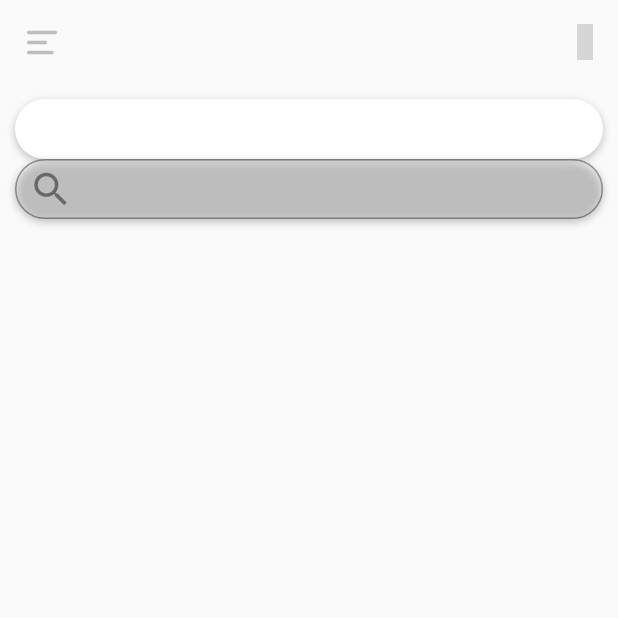
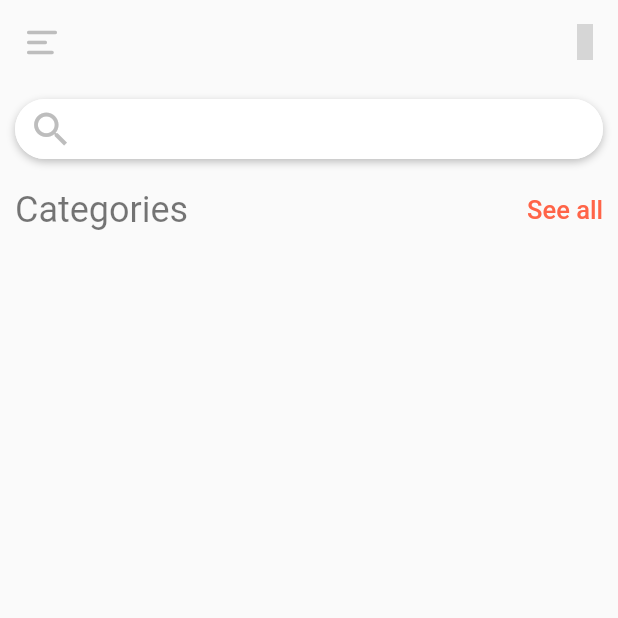
Before and after one commit to sasukeamjed/ecommerce_ui_app, a Flutter app: the screen it shows after launch, on a phone screen of 412 x 824 dp, the top half of it. Run offline on Flutter 3.47's test engine with Material 2 defaults, Android fonts, the phone set to English and light mode, and no system bars; our stand-ins replace material_design_icons_flutter; grey boxes are pictures that could not be loaded.

Commit message:
adding a search text field

```diff
--- a/lib/main.dart
+++ b/lib/main.dart
@@ -9,7 +9,6 @@ void main() {
 }
 
 class MyApp extends StatelessWidget {
-
   @override
   Widget build(BuildContext context) {
     return MaterialApp(
@@ -24,6 +23,13 @@ class MyApp extends StatelessWidget {
 }
 
 class MyHomePage extends StatelessWidget {
+  List<String> assets = [
+    'assets/categories/boys.jpg',
+    'assets/categories/girls.jpg',
+    'assets/categories/kids.jpg',
+    'assets/categories/man.jpg',
+  ];
+
   @override
   Widget build(BuildContext context) {
     return Scaffold(
@@ -33,7 +39,11 @@ class MyHomePage extends StatelessWidget {
         automaticallyImplyLeading: false,
         leading: Builder(
           builder: (context) => IconButton(
-            icon: Icon(MyFlutterApp.align_left_icon_8, size: 20, color: Styles.mainColor,),
+            icon: Icon(
+              MyFlutterApp.align_left_icon_8,
+              size: 20,
+              color: Styles.mainColor,
+            ),
             onPressed: () {
               Scaffold.of(context).openDrawer();
             },
@@ -42,7 +52,10 @@ class MyHomePage extends StatelessWidget {
         actions: [
           Padding(
             padding: EdgeInsets.only(right: 10.0),
-            child: Icon(MdiIcons.bellOutline, color: Styles.mainColor,),
+            child: Icon(
+              MdiIcons.bellOutline,
+              color: Styles.mainColor,
+            ),
           ),
         ],
       ),
@@ -73,7 +86,8 @@ class MyHomePage extends StatelessWidget {
                 width: MediaQuery.of(context).size.width,
                 child: Image.asset(
                   "assets/images/GettyImages.jpg",
-                  ),),
+                ),
+              ),
               decoration: BoxDecoration(
                 color: Colors.transparent,
               ),
@@ -166,6 +180,7 @@ class MyHomePage extends StatelessWidget {
       body: Padding(
         padding: Styles.mainPadding,
         child: ListView(
+
           children: [
             Container(
               height: 40,
@@ -180,32 +195,71 @@ class MyHomePage extends StatelessWidget {
                   ),
                 ],
               ),
-
-            ),
-            Container(
-              height: 40,
-              decoration: BoxDecoration(
-                borderRadius: BorderRadius.circular(50),
-                boxShadow: [
-                  BoxShadow(
-                    color: Styles.mainColor,
-                    offset: Offset(0, 2),
-                    blurRadius: 4,
-                  ),
-                ],
-              ),
               child: TextField(
                 style: TextStyle(fontSize: 20),
                 decoration: InputDecoration(
                   isDense: true,
                   contentPadding: EdgeInsets.all(0),
-                  prefixIcon: Icon(Icons.search, size: 30,),
-                  border: OutlineInputBorder(
-                    borderRadius: BorderRadius.all(Radius.circular(30))
+                  prefixIcon: Icon(
+                    Icons.search,
+                    size: 30,
+                    color: Styles.mainColor,
+                  ),
+                  focusedBorder: OutlineInputBorder(
+                    borderSide: BorderSide(
+                      color: Colors.white,
+                    ),
+                    borderRadius: BorderRadius.all(
+                      Radius.circular(30),
+                    ),
+                  ),
+                  enabledBorder: OutlineInputBorder(
+                    borderSide: BorderSide(
+                      color: Colors.white,
+                    ),
+                    borderRadius: BorderRadius.all(
+                      Radius.circular(30),
                     ),
                   ),
                 ),
               ),
+            ),
+            SizedBox(
+              height: 20,
+            ),
+            Row(
+              mainAxisAlignment: MainAxisAlignment.spaceBetween,
+              children: [
+                Text(
+                  'Categories',
+                  style: TextStyle(
+                    color: Styles.mainLabelsColors,
+                    fontSize: 24,
+                  ),
+                ),
+                Text(
+                  'See all',
+                  style: TextStyle(
+                    color: Styles.seconderLabelsColors,
+                    fontSize: 17,
+                    fontWeight: FontWeight.w500,
+                  ),
+                ),
+              ],
+            ),
+            SizedBox(
+              height: 15,
+            ),
+            // ListView(
+            //   scrollDirection: Axis.horizontal,
+            //   children: assets
+            //       .map((asset) => Card(
+            //             child: Column(
+            //               children: [Image.asset(asset), Text('name')],
+            //             ),
+            //           ))
+            //       .toList(),
+            // ),
           ],
         ),
       ),
--- a/lib/styles.dart
+++ b/lib/styles.dart
@@ -3,6 +3,8 @@ import 'package:flutter/material.dart';
 
 class Styles{
   static Color mainColor = Colors.grey[400];
+  static Color mainLabelsColors = Colors.black54;
+  static Color seconderLabelsColors = Color(0xffff6448);
 
   static EdgeInsets mainPadding = EdgeInsets.all(10.0);
 }
--- a/pubspec.yaml
+++ b/pubspec.yaml
@@ -45,7 +45,8 @@ flutter:
   # To add assets to your application, add an assets section, like this:
   assets:
     - assets/images/GettyImages.jpg
-  #   - images/a_dot_ham.jpeg
+    - assets/categories/
+
 
   # An image asset can refer to one or more resolution-specific "variants", see
   # https://flutter.dev/assets-and-images/#resolution-aware.
```
Also changed, not shown: assets/categories/boys.jpg (added), assets/categories/girls.jpg (added), assets/categories/kids.jpg (added), assets/categories/man.jpg (added). Lines whose indentation alone changed are shown as unchanged.
